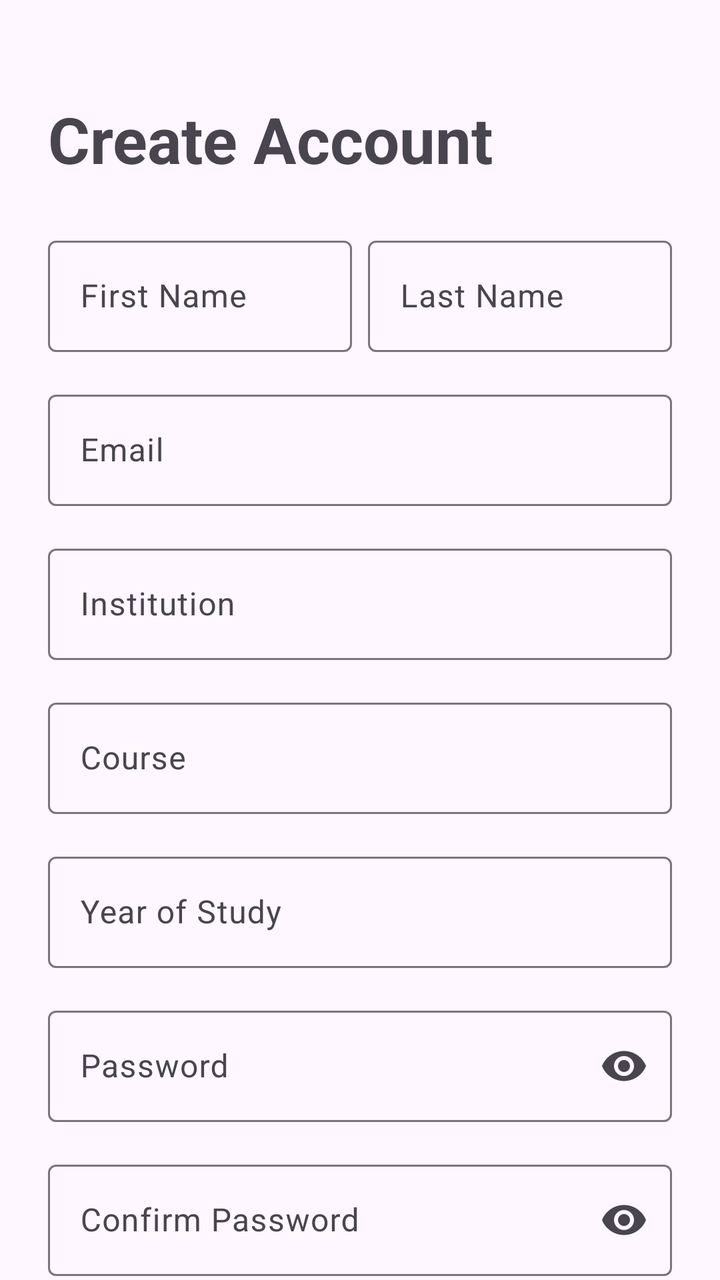
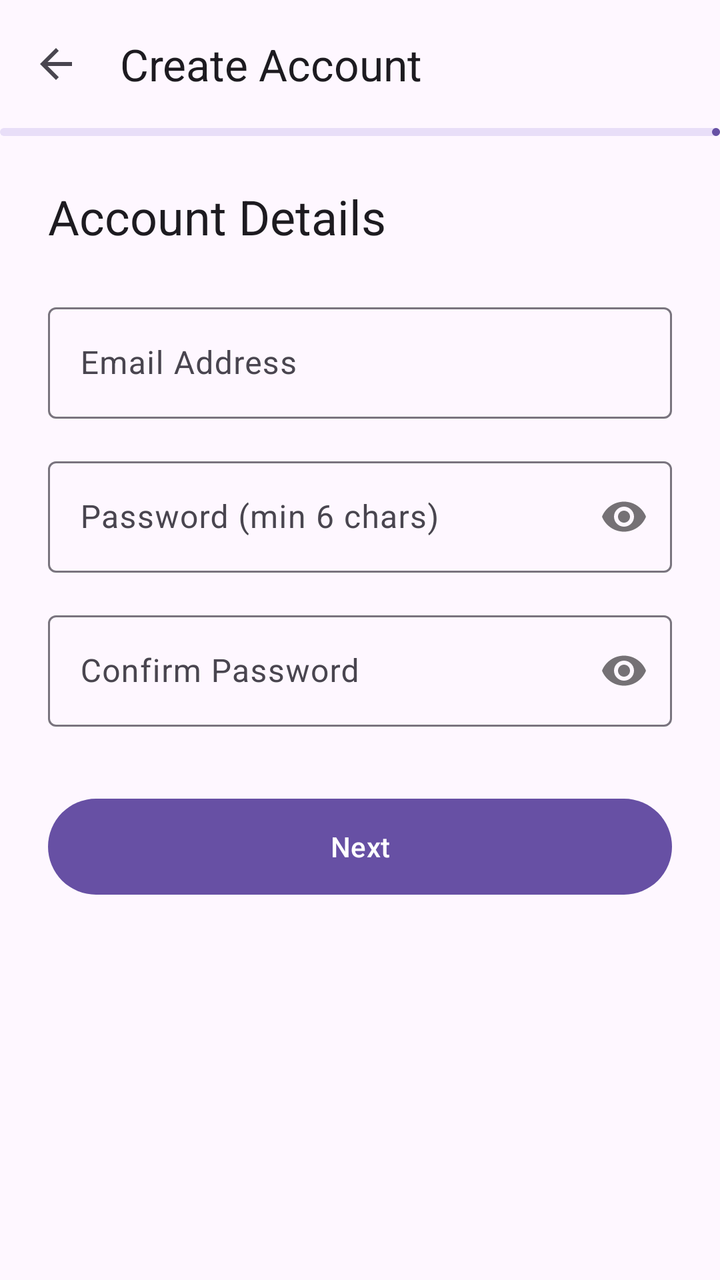

The first picture is an Android layout as it rendered before a commit; the second is the same layout after the commit. The layout source and the unified diff follow.
<!-- AndroidManifest.xml: application theme Theme.CampusSync -->
<!-- res/layout/activity_register.xml -->
<?xml version="1.0" encoding="utf-8"?>
<androidx.core.widget.NestedScrollView xmlns:android="http://schemas.android.com/apk/res/android"
    xmlns:app="http://schemas.android.com/apk/res-auto"
    xmlns:tools="http://schemas.android.com/tools"
    android:layout_width="match_parent"
    android:layout_height="match_parent"
    android:fillViewport="true">

    <androidx.constraintlayout.widget.ConstraintLayout
        android:layout_width="match_parent"
        android:layout_height="wrap_content"
        android:padding="24dp">

        <TextView
            android:id="@+id/tvRegisterTitle"
            android:layout_width="wrap_content"
            android:layout_height="wrap_content"
            android:layout_marginTop="24dp"
            android:text="Create Account"
            android:textAppearance="@style/TextAppearance.Material3.HeadlineLarge"
            android:textStyle="bold"
            app:layout_constraintStart_toStartOf="parent"
            app:layout_constraintTop_toTopOf="parent" />

        <com.google.android.material.textfield.TextInputLayout
            android:id="@+id/tilFirstName"
            style="@style/Widget.Material3.TextInputLayout.OutlinedBox"
            android:layout_width="0dp"
            android:layout_height="wrap_content"
            android:layout_marginTop="24dp"
            android:layout_marginEnd="8dp"
            android:hint="First Name"
            app:layout_constraintEnd_toStartOf="@+id/tilLastName"
            app:layout_constraintStart_toStartOf="parent"
            app:layout_constraintTop_toBottomOf="@id/tvRegisterTitle">

            <com.google.android.material.textfield.TextInputEditText
                android:id="@+id/etFirstName"
                android:layout_width="match_parent"
                android:layout_height="wrap_content"
                android:inputType="textPersonName" />
        </com.google.android.material.textfield.TextInputLayout>

        <com.google.android.material.textfield.TextInputLayout
            android:id="@+id/tilLastName"
            style="@style/Widget.Material3.TextInputLayout.OutlinedBox"
            android:layout_width="0dp"
            android:layout_height="wrap_content"
            android:layout_marginTop="24dp"
            android:hint="Last Name"
            app:layout_constraintEnd_toEndOf="parent"
            app:layout_constraintStart_toEndOf="@+id/tilFirstName"
            app:layout_constraintTop_toBottomOf="@id/tvRegisterTitle">

            <com.google.android.material.textfield.TextInputEditText
                android:id="@+id/etLastName"
                android:layout_width="match_parent"
                android:layout_height="wrap_content"
                android:inputType="textPersonName" />
        </com.google.android.material.textfield.TextInputLayout>

        <com.google.android.material.textfield.TextInputLayout
            android:id="@+id/tilEmail"
            style="@style/Widget.Material3.TextInputLayout.OutlinedBox"
            android:layout_width="match_parent"
            android:layout_height="wrap_content"
            android:layout_marginTop="16dp"
            android:hint="Email"
            app:layout_constraintTop_toBottomOf="@id/tilFirstName">

            <com.google.android.material.textfield.TextInputEditText
                android:id="@+id/etEmail"
                android:layout_width="match_parent"
                android:layout_height="wrap_content"
                android:inputType="textEmailAddress" />
        </com.google.android.material.textfield.TextInputLayout>

        <com.google.android.material.textfield.TextInputLayout
            android:id="@+id/tilInstitution"
            style="@style/Widget.Material3.TextInputLayout.OutlinedBox"
            android:layout_width="match_parent"
            android:layout_height="wrap_content"
            android:layout_marginTop="16dp"
            android:hint="Institution"
            app:layout_constraintTop_toBottomOf="@id/tilEmail">

            <com.google.android.material.textfield.TextInputEditText
                android:id="@+id/etInstitution"
                android:layout_width="match_parent"
                android:layout_height="wrap_content"
                android:inputType="text" />
        </com.google.android.material.textfield.TextInputLayout>

        <com.google.android.material.textfield.TextInputLayout
            android:id="@+id/tilCourse"
            style="@style/Widget.Material3.TextInputLayout.OutlinedBox"
            android:layout_width="match_parent"
            android:layout_height="wrap_content"
            android:layout_marginTop="16dp"
            android:hint="Course"
            app:layout_constraintTop_toBottomOf="@id/tilInstitution">

            <com.google.android.material.textfield.TextInputEditText
                android:id="@+id/etCourse"
                android:layout_width="match_parent"
                android:layout_height="wrap_content"
                android:inputType="text" />
        </com.google.android.material.textfield.TextInputLayout>

        <com.google.android.material.textfield.TextInputLayout
            android:id="@+id/tilYear"
            style="@style/Widget.Material3.TextInputLayout.OutlinedBox"
            android:layout_width="match_parent"
            android:layout_height="wrap_content"
            android:layout_marginTop="16dp"
            android:hint="Year of Study"
            app:layout_constraintTop_toBottomOf="@id/tilCourse">

            <com.google.android.material.textfield.TextInputEditText
                android:id="@+id/etYear"
                android:layout_width="match_parent"
                android:layout_height="wrap_content"
                android:inputType="number" />
        </com.google.android.material.textfield.TextInputLayout>

        <com.google.android.material.textfield.TextInputLayout
            android:id="@+id/tilPassword"
            style="@style/Widget.Material3.TextInputLayout.OutlinedBox"
            android:layout_width="match_parent"
            android:layout_height="wrap_content"
            android:layout_marginTop="16dp"
            android:hint="Password"
            app:endIconMode="password_toggle"
            app:layout_constraintTop_toBottomOf="@id/tilYear">

            <com.google.android.material.textfield.TextInputEditText
                android:id="@+id/etPassword"
                android:layout_width="match_parent"
                android:layout_height="wrap_content"
                android:inputType="textPassword" />
        </com.google.android.material.textfield.TextInputLayout>

        <com.google.android.material.textfield.TextInputLayout
            android:id="@+id/tilConfirmPassword"
            style="@style/Widget.Material3.TextInputLayout.OutlinedBox"
            android:layout_width="match_parent"
            android:layout_height="wrap_content"
            android:layout_marginTop="16dp"
            android:hint="Confirm Password"
            app:endIconMode="password_toggle"
            app:layout_constraintTop_toBottomOf="@id/tilPassword">

            <com.google.android.material.textfield.TextInputEditText
                android:id="@+id/etConfirmPassword"
                android:layout_width="match_parent"
                android:layout_height="wrap_content"
                android:inputType="textPassword" />
        </com.google.android.material.textfield.TextInputLayout>

        <com.google.android.material.button.MaterialButton
            android:id="@+id/btnRegister"
            android:layout_width="match_parent"
            android:layout_height="wrap_content"
            android:layout_marginTop="32dp"
            android:padding="12dp"
            android:text="Register"
            app:layout_constraintTop_toBottomOf="@id/tilConfirmPassword" />

        <LinearLayout
            android:layout_width="wrap_content"
            android:layout_height="wrap_content"
            android:layout_marginTop="16dp"
            android:layout_marginBottom="24dp"
            android:orientation="horizontal"
            app:layout_constraintBottom_toBottomOf="parent"
            app:layout_constraintEnd_toEndOf="parent"
            app:layout_constraintStart_toStartOf="parent"
            app:layout_constraintTop_toBottomOf="@id/btnRegister">

            <TextView
                android:layout_width="wrap_content"
                android:layout_height="wrap_content"
                android:text="Already have an account? " />

            <TextView
                android:id="@+id/tvGoToLogin"
                android:layout_width="wrap_content"
                android:layout_height="wrap_content"
                android:text="Login"
                android:textColor="?attr/colorPrimary"
                android:textStyle="bold" />
        </LinearLayout>

        <ProgressBar
            android:id="@+id/progressBar"
            android:layout_width="wrap_content"
            android:layout_height="wrap_content"
            android:visibility="gone"
            app:layout_constraintBottom_toBottomOf="parent"
            app:layout_constraintEnd_toEndOf="parent"
            app:layout_constraintStart_toStartOf="parent"
            app:layout_constraintTop_toTopOf="parent" />

    </androidx.constraintlayout.widget.ConstraintLayout>
</androidx.core.widget.NestedScrollView>
<!-- resources referenced by this layout -->
<resources>
  <style name="Theme.CampusSync" parent="Base.Theme.CampusSync" />
  <style name="Base.Theme.CampusSync" parent="Theme.Material3.DayNight.NoActionBar">
          
          
      </style>
</resources>

<!-- the commit's change to res/layout/activity_register.xml (unified diff, before → after) -->
@@ -1,205 +1,319 @@
 <?xml version="1.0" encoding="utf-8"?>
-<androidx.core.widget.NestedScrollView xmlns:android="http://schemas.android.com/apk/res/android"
+<androidx.constraintlayout.widget.ConstraintLayout xmlns:android="http://schemas.android.com/apk/res/android"
     xmlns:app="http://schemas.android.com/apk/res-auto"
     xmlns:tools="http://schemas.android.com/tools"
     android:layout_width="match_parent"
     android:layout_height="match_parent"
-    android:fillViewport="true">
-
-    <androidx.constraintlayout.widget.ConstraintLayout
+    tools:context=".activities.RegisterActivity">
+
+    <com.google.android.material.appbar.MaterialToolbar
+        android:id="@+id/toolbar"
+        android:layout_width="match_parent"
+        android:layout_height="?attr/actionBarSize"
+        app:layout_constraintTop_toTopOf="parent"
+        app:navigationIcon="@drawable/abc_ic_ab_back_material"
+        app:title="Create Account" />
+
+    <com.google.android.material.progressindicator.LinearProgressIndicator
+        android:id="@+id/registrationProgress"
         android:layout_width="match_parent"
         android:layout_height="wrap_content"
-        android:padding="24dp">
-
-        <TextView
-            android:id="@+id/tvRegisterTitle"
-            android:layout_width="wrap_content"
-            android:layout_height="wrap_content"
-            android:layout_marginTop="24dp"
-            android:text="Create Account"
-            android:textAppearance="@style/TextAppearance.Material3.HeadlineLarge"
-            android:textStyle="bold"
-            app:layout_constraintStart_toStartOf="parent"
-            app:layout_constraintTop_toTopOf="parent" />
-
-        <com.google.android.material.textfield.TextInputLayout
-            android:id="@+id/tilFirstName"
-            style="@style/Widget.Material3.TextInputLayout.OutlinedBox"
-            android:layout_width="0dp"
-            android:layout_height="wrap_content"
-            android:layout_marginTop="24dp"
-            android:layout_marginEnd="8dp"
-            android:hint="First Name"
-            app:layout_constraintEnd_toStartOf="@+id/tilLastName"
-            app:layout_constraintStart_toStartOf="parent"
-            app:layout_constraintTop_toBottomOf="@id/tvRegisterTitle">
-
-            <com.google.android.material.textfield.TextInputEditText
-                android:id="@+id/etFirstName"
+        android:max="3"
+        android:progress="1"
+        app:layout_constraintTop_toBottomOf="@id/toolbar" />
+
+    <ViewFlipper
+        android:id="@+id/viewFlipper"
+        android:layout_width="match_parent"
+        android:layout_height="0dp"
+        app:layout_constraintBottom_toBottomOf="parent"
+        app:layout_constraintTop_toBottomOf="@id/registrationProgress">
+
+        
+        <ScrollView
+            android:layout_width="match_parent"
+            android:layout_height="match_parent">
+            <LinearLayout
                 android:layout_width="match_parent"
                 android:layout_height="wrap_content"
-                android:inputType="textPersonName" />
-        </com.google.android.material.textfield.TextInputLayout>
-
-        <com.google.android.material.textfield.TextInputLayout
-            android:id="@+id/tilLastName"
-            style="@style/Widget.Material3.TextInputLayout.OutlinedBox"
-            android:layout_width="0dp"
-            android:layout_height="wrap_content"
-            android:layout_marginTop="24dp"
-            android:hint="Last Name"
-            app:layout_constraintEnd_toEndOf="parent"
-            app:layout_constraintStart_toEndOf="@+id/tilFirstName"
-            app:layout_constraintTop_toBottomOf="@id/tvRegisterTitle">
-
-            <com.google.android.material.textfield.TextInputEditText
-                android:id="@+id/etLastName"
+                android:orientation="vertical"
+                android:padding="24dp">
+
+                <TextView
+                    android:layout_width="wrap_content"
+                    android:layout_height="wrap_content"
+                    android:text="Account Details"
+                    android:textAppearance="@style/TextAppearance.Material3.HeadlineSmall"
+                    android:layout_marginBottom="24dp"/>
+
+                <com.google.android.material.textfield.TextInputLayout
+                    android:id="@+id/tilEmail"
+                    style="@style/Widget.Material3.TextInputLayout.OutlinedBox"
+                    android:layout_width="match_parent"
+                    android:layout_height="wrap_content"
+                    android:hint="Email Address"
+                    android:layout_marginBottom="16dp">
+                    <com.google.android.material.textfield.TextInputEditText
+                        android:id="@+id/etEmail"
+                        android:layout_width="match_parent"
+                        android:layout_height="wrap_content"
+                        android:inputType="textEmailAddress" />
+                </com.google.android.material.textfield.TextInputLayout>
+
+                <com.google.android.material.textfield.TextInputLayout
+                    android:id="@+id/tilPassword"
+                    style="@style/Widget.Material3.TextInputLayout.OutlinedBox"
+                    android:layout_width="match_parent"
+                    android:layout_height="wrap_content"
+                    android:hint="Password (min 6 chars)"
+                    app:passwordToggleEnabled="true"
+                    android:layout_marginBottom="16dp">
+                    <com.google.android.material.textfield.TextInputEditText
+                        android:id="@+id/etPassword"
+                        android:layout_width="match_parent"
+                        android:layout_height="wrap_content"
+                        android:inputType="textPassword" />
+                </com.google.android.material.textfield.TextInputLayout>
+
+                <com.google.android.material.textfield.TextInputLayout
+                    android:id="@+id/tilConfirmPassword"
+                    style="@style/Widget.Material3.TextInputLayout.OutlinedBox"
+                    android:layout_width="match_parent"
+                    android:layout_height="wrap_content"
+                    android:hint="Confirm Password"
+                    app:passwordToggleEnabled="true"
+                    android:layout_marginBottom="32dp">
+                    <com.google.android.material.textfield.TextInputEditText
+                        android:id="@+id/etConfirmPassword"
+                        android:layout_width="match_parent"
+                        android:layout_height="wrap_content"
+                        android:inputType="textPassword" />
+                </com.google.android.material.textfield.TextInputLayout>
+
+                <com.google.android.material.button.MaterialButton
+                    android:id="@+id/btnNextStep1"
+                    android:layout_width="match_parent"
+                    android:layout_height="56dp"
+                    android:text="Next" />
+            </LinearLayout>
+        </ScrollView>
+
+        
+        <ScrollView
+            android:layout_width="match_parent"
+            android:layout_height="match_parent">
+            <LinearLayout
                 android:layout_width="match_parent"
                 android:layout_height="wrap_content"
-                android:inputType="textPersonName" />
-        </com.google.android.material.textfield.TextInputLayout>
-
-        <com.google.android.material.textfield.TextInputLayout
-            android:id="@+id/tilEmail"
-            style="@style/Widget.Material3.TextInputLayout.OutlinedBox"
-            android:layout_width="match_parent"
-            android:layout_height="wrap_content"
-            android:layout_marginTop="16dp"
-            android:hint="Email"
-            app:layout_constraintTop_toBottomOf="@id/tilFirstName">
-
-            <com.google.android.material.textfield.TextInputEditText
-                android:id="@+id/etEmail"
+                android:orientation="vertical"
+                android:padding="24dp">
+
+                <TextView
+                    android:layout_width="wrap_content"
+                    android:layout_height="wrap_content"
+                    android:text="Academic Profile"
+                    android:textAppearance="@style/TextAppearance.Material3.HeadlineSmall"
+                    android:layout_marginBottom="16dp"/>
+
+                <com.google.android.material.materialswitch.MaterialSwitch
+                    android:id="@+id/switchRosebank"
+                    android:layout_width="match_parent"
+                    android:layout_height="wrap_content"
+                    android:checked="true"
+                    android:text="Are you a Rosebank International student?"
+                    android:layout_marginBottom="8dp"/>
+
+                <TextView
+                    android:id="@+id/tvOptimizationNote"
+                    android:layout_width="match_parent"
+                    android:layout_height="wrap_content"
+                    android:text="CampusSync is currently optimised for Rosebank International students."
+                    android:textAppearance="@style/TextAppearance.Material3.BodySmall"
+                    android:layout_marginBottom="16dp"
+                    android:visibility="gone"/>
+
+                <LinearLayout
+                    android:id="@+id/layoutInstitutionFields"
+                    android:layout_width="match_parent"
+                    android:layout_height="wrap_content"
+                    android:orientation="vertical">
+
+                    <com.google.android.material.textfield.TextInputLayout
+                        style="@style/Widget.Material3.TextInputLayout.OutlinedBox.ExposedDropdownMenu"
+                        android:layout_width="match_parent"
+                        android:layout_height="wrap_content"
+                        android:hint="Campus Location"
+                        android:layout_marginBottom="16dp">
+                        <AutoCompleteTextView
+                            android:id="@+id/actvCampus"
+                            android:layout_width="match_parent"
+                            android:layout_height="wrap_content"
+                            android:inputType="none" />
+                    </com.google.android.material.textfield.TextInputLayout>
+
+                    <com.google.android.material.textfield.TextInputLayout
+                        style="@style/Widget.Material3.TextInputLayout.OutlinedBox.ExposedDropdownMenu"
+                        android:layout_width="match_parent"
+                        android:layout_height="wrap_content"
+                        android:hint="Course"
+                        android:layout_marginBottom="16dp">
+                        <AutoCompleteTextView
+                            android:id="@+id/actvCourse"
+                            android:layout_width="match_parent"
+                            android:layout_height="wrap_content"
+                            android:inputType="none" />
+                    </com.google.android.material.textfield.TextInputLayout>
+
+                    <com.google.android.material.textfield.TextInputLayout
+                        style="@style/Widget.Material3.TextInputLayout.OutlinedBox.ExposedDropdownMenu"
+                        android:layout_width="match_parent"
+                        android:layout_height="wrap_content"
+                        android:hint="Year of Study"
+                        android:layout_marginBottom="16dp">
+                        <AutoCompleteTextView
+                            android:id="@+id/actvYear"
+                            android:layout_width="match_parent"
+                            android:layout_height="wrap_content"
+                            android:inputType="none" />
+                    </com.google.android.material.textfield.TextInputLayout>
+
+                    <com.google.android.material.textfield.TextInputLayout
+                        style="@style/Widget.Material3.TextInputLayout.OutlinedBox.ExposedDropdownMenu"
+                        android:layout_width="match_parent"
+                        android:layout_height="wrap_content"
+                        android:hint="Current Semester"
+                        android:layout_marginBottom="24dp">
+                        <AutoCompleteTextView
+                            android:id="@+id/actvSemester"
+                            android:layout_width="match_parent"
+                            android:layout_height="wrap_content"
+                            android:inputType="none" />
+                    </com.google.android.material.textfield.TextInputLayout>
+
+                </LinearLayout>
+
+                <TextView
+                    android:id="@+id/tvManualNote"
+                    android:layout_width="match_parent"
+                    android:layout_height="wrap_content"
+                    android:text="You can add modules later in the Timetable screen."
+                    android:textAppearance="@style/TextAppearance.Material3.BodyMedium"
+                    android:layout_marginBottom="24dp"
+                    android:visibility="gone"/>
+
+                <com.google.android.material.button.MaterialButton
+                    android:id="@+id/btnNextStep2"
+                    android:layout_width="match_parent"
+                    android:layout_height="56dp"
+                    android:text="Next" />
+            </LinearLayout>
+        </ScrollView>
+
+        
+        <androidx.core.widget.NestedScrollView
+            android:layout_width="match_parent"
+            android:layout_height="match_parent">
+            <LinearLayout
                 android:layout_width="match_parent"
                 android:layout_height="wrap_content"
-                android:inputType="textEmailAddress" />
-        </com.google.android.material.textfield.TextInputLayout>
-
-        <com.google.android.material.textfield.TextInputLayout
-            android:id="@+id/tilInstitution"
-            style="@style/Widget.Material3.TextInputLayout.OutlinedBox"
+                android:orientation="vertical"
+                android:padding="24dp">
+
+                <TextView
+                    android:layout_width="wrap_content"
+                    android:layout_height="wrap_content"
+                    android:text="Review Your Details"
+                    android:textAppearance="@style/TextAppearance.Material3.HeadlineSmall"
+                    android:layout_marginBottom="16dp"/>
+
+                <com.google.android.material.card.MaterialCardView
+                    style="@style/Widget.Material3.CardView.Elevated"
+                    android:layout_width="match_parent"
+                    android:layout_height="wrap_content"
+                    android:layout_marginBottom="24dp">
+                    <LinearLayout
+                        android:layout_width="match_parent"
+                        android:layout_height="wrap_content"
+                        android:orientation="vertical"
+                        android:padding="16dp">
+                        <TextView android:id="@+id/tvReviewEmail" android:layout_width="match_parent" android:layout_height="wrap_content" android:text="Email: " android:layout_marginBottom="4dp"/>
+                        <TextView android:id="@+id/tvReviewCampus" android:layout_width="match_parent" android:layout_height="wrap_content" android:text="Campus: " android:layout_marginBottom="4dp"/>
+                        <TextView android:id="@+id/tvReviewCourse" android:layout_width="match_parent" android:layout_height="wrap_content" android:text="Course: " android:layout_marginBottom="4dp"/>
+                        <TextView android:id="@+id/tvReviewYear" android:layout_width="match_parent" android:layout_height="wrap_content" android:text="Year: " android:layout_marginBottom="4dp"/>
+                        <TextView android:id="@+id/tvReviewSemester" android:layout_width="match_parent" android:layout_height="wrap_content" android:text="Semester: "/>
+                    </LinearLayout>
+                </com.google.android.material.card.MaterialCardView>
+
+                <TextView
+                    android:id="@+id/tvReviewModulesHeader"
+                    android:layout_width="wrap_content"
+                    android:layout_height="wrap_content"
+                    android:text="Your Modules:"
+                    android:textAppearance="@style/TextAppearance.Material3.TitleMedium"
+                    android:layout_marginBottom="8dp"/>
+
+                <androidx.recyclerview.widget.RecyclerView
+                    android:id="@+id/rvModuleReview"
+                    android:layout_width="match_parent"
+                    android:layout_height="wrap_content"
+                    android:nestedScrollingEnabled="false"
+                    android:layout_marginBottom="16dp"
+                    tools:listitem="@layout/item_module_review" />
+
+                <TextView
+                    android:layout_width="match_parent"
+                    android:layout_height="wrap_content"
+                    android:text="These modules will be added to your timetable."
+                    android:textAppearance="@style/TextAppearance.Material3.BodySmall"
+                    android:layout_marginBottom="32dp"/>
+
+                <com.google.android.material.button.MaterialButton
+                    android:id="@+id/btnRegister"
+                    android:layout_width="match_parent"
+                    android:layout_height="56dp"
+                    android:text="Register" />
+
+            </LinearLayout>
+        </androidx.core.widget.NestedScrollView>
+
+    </ViewFlipper>
+
+    <ProgressBar
+        android:id="@+id/loadingOverlay"
+        android:layout_width="wrap_content"
+        android:layout_height="wrap_content"
+        android:visibility="gone"
+        app:layout_constraintBottom_toBottomOf="parent"
+        app:layout_constraintEnd_toEndOf="parent"
+        app:layout_constraintStart_toStartOf="parent"
+        app:layout_constraintTop_toTopOf="parent" />
+
+</androidx.constraintlayout.widget.ConstraintLayout>
+<!-- res/layout/item_module_review.xml (included above) -->
+<?xml version="1.0" encoding="utf-8"?>
+<com.google.android.material.card.MaterialCardView xmlns:android="http://schemas.android.com/apk/res/android"
+    android:layout_width="match_parent"
+    android:layout_height="wrap_content"
+    xmlns:app="http://schemas.android.com/apk/res-auto"
+    android:layout_marginBottom="8dp"
+    app:cardCornerRadius="8dp"
+    app:cardElevation="1dp">
+    <LinearLayout
+        android:layout_width="match_parent"
+        android:layout_height="wrap_content"
+        android:orientation="vertical"
+        android:padding="12dp">
+
+        <TextView
+            android:id="@+id/tvModuleCode"
             android:layout_width="match_parent"
             android:layout_height="wrap_content"
-            android:layout_marginTop="16dp"
-            android:hint="Institution"
-            app:layout_constraintTop_toBottomOf="@id/tilEmail">
-
-            <com.google.android.material.textfield.TextInputEditText
-                android:id="@+id/etInstitution"
-                android:layout_width="match_parent"
-                android:layout_height="wrap_content"
-                android:inputType="text" />
-        </com.google.android.material.textfield.TextInputLayout>
-
-        <com.google.android.material.textfield.TextInputLayout
-            android:id="@+id/tilCourse"
-            style="@style/Widget.Material3.TextInputLayout.OutlinedBox"
+            android:textAppearance="@style/TextAppearance.Material3.TitleMedium"
+            android:textStyle="bold" />
+        <TextView
+            android:id="@+id/tvModuleName"
             android:layout_width="match_parent"
             android:layout_height="wrap_content"
-            android:layout_marginTop="16dp"
-            android:hint="Course"
-            app:layout_constraintTop_toBottomOf="@id/tilInstitution">
-
-            <com.google.android.material.textfield.TextInputEditText
-                android:id="@+id/etCourse"
-                android:layout_width="match_parent"
-                android:layout_height="wrap_content"
-                android:inputType="text" />
-        </com.google.android.material.textfield.TextInputLayout>
-
-        <com.google.android.material.textfield.TextInputLayout
-            android:id="@+id/tilYear"
-            style="@style/Widget.Material3.TextInputLayout.OutlinedBox"
-            android:layout_width="match_parent"
-            android:layout_height="wrap_content"
-            android:layout_marginTop="16dp"
-            android:hint="Year of Study"
-            app:layout_constraintTop_toBottomOf="@id/tilCourse">
-
-            <com.google.android.material.textfield.TextInputEditText
-                android:id="@+id/etYear"
-                android:layout_width="match_parent"
-                android:layout_height="wrap_content"
-                android:inputType="number" />
-        </com.google.android.material.textfield.TextInputLayout>
-
-        <com.google.android.material.textfield.TextInputLayout
-            android:id="@+id/tilPassword"
-            style="@style/Widget.Material3.TextInputLayout.OutlinedBox"
-            android:layout_width="match_parent"
-            android:layout_height="wrap_content"
-            android:layout_marginTop="16dp"
-            android:hint="Password"
-            app:endIconMode="password_toggle"
-            app:layout_constraintTop_toBottomOf="@id/tilYear">
-
-            <com.google.android.material.textfield.TextInputEditText
-                android:id="@+id/etPassword"
-                android:layout_width="match_parent"
-                android:layout_height="wrap_content"
-                android:inputType="textPassword" />
-        </com.google.android.material.textfield.TextInputLayout>
-
-        <com.google.android.material.textfield.TextInputLayout
-            android:id="@+id/tilConfirmPassword"
-            style="@style/Widget.Material3.TextInputLayout.OutlinedBox"
-            android:layout_width="match_parent"
-            android:layout_height="wrap_content"
-            android:layout_marginTop="16dp"
-            android:hint="Confirm Password"
-            app:endIconMode="password_toggle"
-            app:layout_constraintTop_toBottomOf="@id/tilPassword">
-
-            <com.google.android.material.textfield.TextInputEditText
-                android:id="@+id/etConfirmPassword"
-                android:layout_width="match_parent"
-                android:layout_height="wrap_content"
-                android:inputType="textPassword" />
-        </com.google.android.material.textfield.TextInputLayout>
-
-        <com.google.android.material.button.MaterialButton
-            android:id="@+id/btnRegister"
-            android:layout_width="match_parent"
-            android:layout_height="wrap_content"
-            android:layout_marginTop="32dp"
-            android:padding="12dp"
-            android:text="Register"
-            app:layout_constraintTop_toBottomOf="@id/tilConfirmPassword" />
-
-        <LinearLayout
-            android:layout_width="wrap_content"
-            android:layout_height="wrap_content"
-            android:layout_marginTop="16dp"
-            android:layout_marginBottom="24dp"
-            android:orientation="horizontal"
-            app:layout_constraintBottom_toBottomOf="parent"
-            app:layout_constraintEnd_toEndOf="parent"
-            app:layout_constraintStart_toStartOf="parent"
-            app:layout_constraintTop_toBottomOf="@id/btnRegister">
-
-            <TextView
-                android:layout_width="wrap_content"
-                android:layout_height="wrap_content"
-                android:text="Already have an account? " />
-
-            <TextView
-                android:id="@+id/tvGoToLogin"
-                android:layout_width="wrap_content"
-                android:layout_height="wrap_content"
-                android:text="Login"
-                android:textColor="?attr/colorPrimary"
-                android:textStyle="bold" />
-        </LinearLayout>
-
-        <ProgressBar
-            android:id="@+id/progressBar"
-            android:layout_width="wrap_content"
-            android:layout_height="wrap_content"
-            android:visibility="gone"
-            app:layout_constraintBottom_toBottomOf="parent"
-            app:layout_constraintEnd_toEndOf="parent"
-            app:layout_constraintStart_toStartOf="parent"
-            app:layout_constraintTop_toTopOf="parent" />
-
-    </androidx.constraintlayout.widget.ConstraintLayout>
-</androidx.core.widget.NestedScrollView>
+            android:textAppearance="@style/TextAppearance.Material3.BodySmall" />
+    </LinearLayout>
+</com.google.android.material.card.MaterialCardView>
